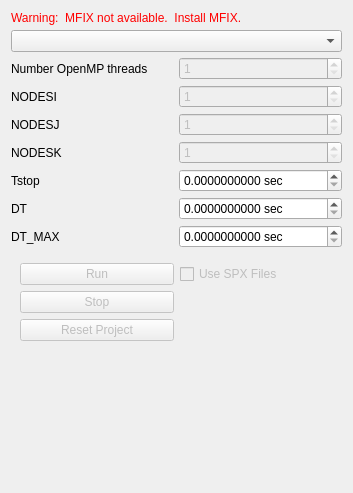
truongd8593/mfix, file gui/uifiles/run.ui: the form before one commit.
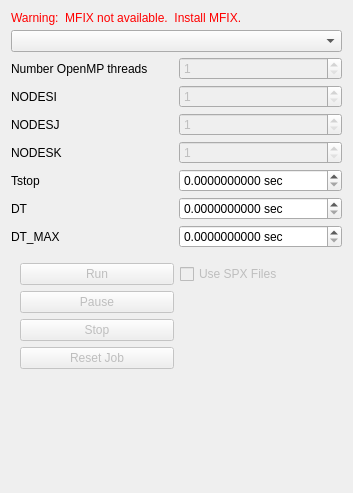
The form after the commit. Custom widgets are drawn as their Qt base class.

Commit message: separate pause button

```diff
--- a/gui/uifiles/run.ui
+++ b/gui/uifiles/run.ui
@@ -676,7 +676,17 @@
          <string>Remove output and restart files</string>
         </property>
         <property name="text">
-         <string>Reset Project</string>
+         <string>Reset Job</string>
+        </property>
+       </widget>
+      </item>
+      <item row="1" column="0">
+       <widget class="QPushButton" name="button_pause_mfix">
+        <property name="enabled">
+         <bool>false</bool>
+        </property>
+        <property name="text">
+         <string>Pause</string>
         </property>
        </widget>
       </item>
```
Left out of the diff: 4 changed lines with no effect on the pictures. The commit also changes 1 other file.
